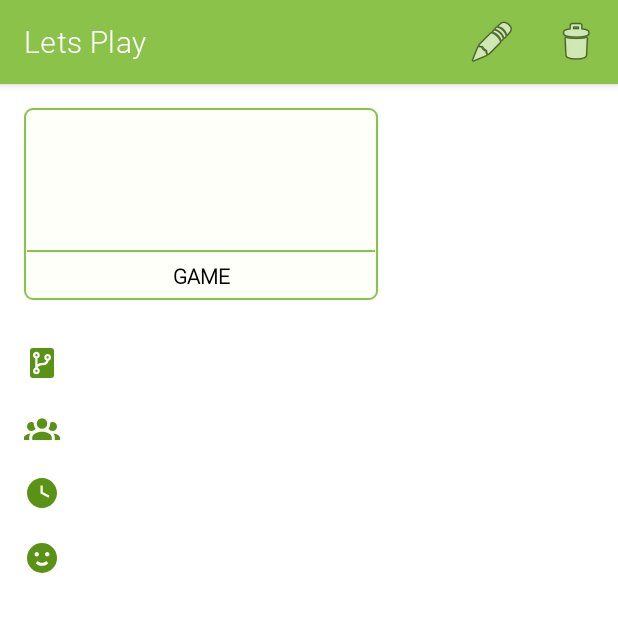
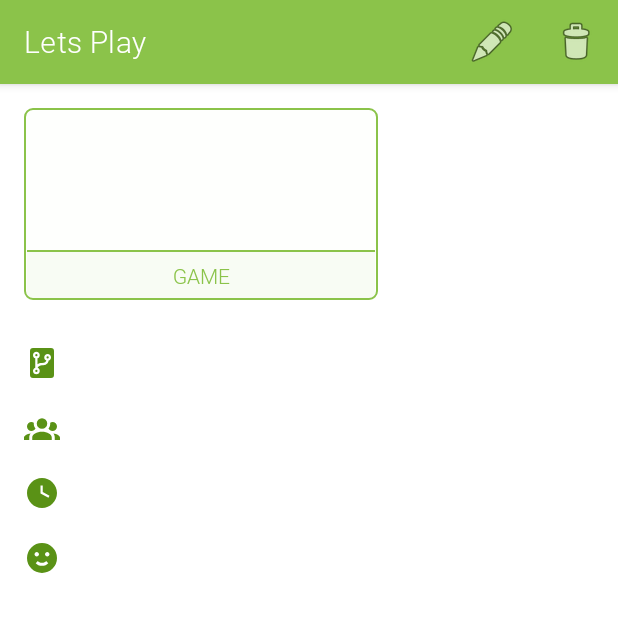
Before and after one commit to agatap2/Lets_Play, an Android app: the GameDetailsFragment screen opened through its navigation route, on a phone screen of 412 x 824 dp, the top half of it. Run offline under Robolectric (Android 15) with nearby library versions, the phone set to English and light mode, and no system bars; our stand-ins replace Dagger/Hilt's generated code, data binding; libraries missing offline, so code that uses them is left out: com.simplecityapps.recyclerview_fastscroll; pictures from the network do not load; Roboto replaces fonts that are not available here; 6 statements that could not run were skipped.

Commit message:
Warning before duplicating game name Coloring

```diff
--- a/app/src/main/java/com/akobusinska/letsplay/ui/gameDetails/GameDetailsFragment.kt
+++ b/app/src/main/java/com/akobusinska/letsplay/ui/gameDetails/GameDetailsFragment.kt
@@ -87,9 +87,8 @@ class GameDetailsFragment : Fragment() {
                     R.id.edit -> {
                         viewModel.navigateToGameEditionForm(game)
                     }
-                    R.id.revert -> {
+                    R.id.delete -> {
                         MaterialAlertDialogBuilder(requireContext())
-                            .setTitle(resources.getString(R.string.confirm_delete_title))
                             .setMessage(resources.getString(R.string.confirm_delete_message))
                             .setNegativeButton(resources.getString(R.string.no)) { dialog, _ ->
                                 dialog.cancel()
--- a/app/src/main/res/drawable/green_square.xml
+++ b/app/src/main/res/drawable/green_square.xml
@@ -10,5 +10,5 @@
         android:left="2dp"
         android:right="2dp"
         android:top="1dp" />
-    <solid android:color="@color/light_green" />
+    <solid android:color="@color/smallShade" />
 </shape>
--- a/app/src/main/res/layout/detail_list_item.xml
+++ b/app/src/main/res/layout/detail_list_item.xml
@@ -38,7 +38,7 @@
                 android:contentDescription="@string/game_cover"
                 app:imageUrl="@{game.thumbURL}"
                 app:layout_constraintEnd_toStartOf="@+id/name"
-                app:layout_constraintStart_toEndOf="@+id/revert"
+                app:layout_constraintStart_toEndOf="@+id/delete"
                 app:layout_constraintTop_toTopOf="parent"
                 tools:ignore="ImageContrastCheck"
                 tools:src="@drawable/ic_broken_image" />
@@ -119,7 +119,7 @@
                 tools:text="Minimalny wiek: 3" />
 
             <ImageView
-                android:id="@+id/revert"
+                android:id="@+id/delete"
                 android:layout_width="32dp"
                 android:layout_height="32dp"
                 android:layout_marginStart="8dp"
--- a/app/src/main/res/layout/fragment_edit_game_details.xml
+++ b/app/src/main/res/layout/fragment_edit_game_details.xml
@@ -65,7 +65,6 @@
                 android:id="@+id/title"
                 android:layout_width="match_parent"
                 android:layout_height="match_parent"
-                android:backgroundTint="@color/light_green"
                 android:backgroundTintMode="add"
                 android:gravity="start"
                 android:padding="8dp"
--- a/app/src/main/res/layout/fragment_game_details.xml
+++ b/app/src/main/res/layout/fragment_game_details.xml
@@ -57,11 +57,12 @@
                 android:id="@+id/game_type"
                 android:layout_width="0dp"
                 android:layout_height="wrap_content"
+                android:background="@color/shade"
                 android:gravity="center"
                 android:padding="6dp"
+                android:textColor="@color/primaryColor"
+                android:textSize="14sp"
                 app:gameType="@{game.gameType}"
-                android:textColor="@color/primaryTextColor"
-                android:textStyle="bold"
                 app:layout_constraintBottom_toBottomOf="parent"
                 app:layout_constraintEnd_toEndOf="parent"
                 app:layout_constraintStart_toStartOf="parent"
@@ -150,10 +151,10 @@
         <TextView
             android:id="@+id/min_age"
             style="@style/GameDetailsText"
-            app:minAge="@{game.minAge}"
             app:layout_constraintEnd_toEndOf="parent"
             app:layout_constraintStart_toEndOf="@id/min_age_icon"
-            app:layout_constraintTop_toBottomOf="@+id/playtime" />
+            app:layout_constraintTop_toBottomOf="@+id/playtime"
+            app:minAge="@{game.minAge}" />
 
         <ImageView
             android:id="@+id/recommended_for_more_icon"
--- a/app/src/main/res/layout/simple_list_item.xml
+++ b/app/src/main/res/layout/simple_list_item.xml
@@ -40,7 +40,7 @@
                 app:imageUrl="@{game.thumbURL}"
                 app:layout_constraintBottom_toBottomOf="parent"
                 app:layout_constraintEnd_toStartOf="@+id/name"
-                app:layout_constraintStart_toEndOf="@+id/revert"
+                app:layout_constraintStart_toEndOf="@+id/delete"
                 app:layout_constraintTop_toTopOf="parent"
                 tools:ignore="ImageContrastCheck"
                 tools:src="@drawable/ic_broken_image" />
@@ -65,7 +65,7 @@
                 tools:text="Na Skrzydłach" />
 
             <ImageView
-                android:id="@+id/revert"
+                android:id="@+id/delete"
                 android:layout_width="32dp"
                 android:layout_height="32dp"
                 android:layout_marginStart="8dp"
--- a/app/src/main/res/menu/details_menu.xml
+++ b/app/src/main/res/menu/details_menu.xml
@@ -11,7 +11,7 @@
         app:showAsAction="ifRoom" />
 
     <item
-        android:id="@+id/revert"
+        android:id="@+id/delete"
         android:enabled="true"
         android:icon="@android:drawable/ic_menu_delete"
         android:title="@string/remove"
--- a/app/src/main/res/values/colors.xml
+++ b/app/src/main/res/values/colors.xml
@@ -1,6 +1,8 @@
 <?xml version="1.0" encoding="utf-8"?>
 <resources>
     <color name="primaryColor">#8bc34a</color>
+    <color name="shade">#0D8bc34a</color>
+    <color name="smallShade">#038bc34a</color>
     <color name="primaryLightColor">#bef67a</color>
     <color name="primaryDarkColor">#5a9216</color>
     <color name="primaryTextColor">#000000</color>
--- a/app/src/main/res/values/strings.xml
+++ b/app/src/main/res/values/strings.xml
@@ -19,6 +19,7 @@
     <string name="parent_game">Parent game: %s</string>
     <string name="confirm_delete_title">Confirm delete...</string>
     <string name="confirm_delete_message">Are you sure you want to delete this game from your collection?</string>
+    <string name="confirm_adding_dublicate">You already own a game with the same name. Are you sure you want to use it?</string>
     <string name="select_random">Select random</string>
     <string name="selected_random_game">Your game for today!</string>
 
@@ -48,6 +49,7 @@
     <string name="yes">Yes</string>
     <string name="no">No</string>
     <string name="save">Save</string>
+    <string name="rename">Change name</string>
     <string name="select_game">Select game</string>
     <string name="skip">Skip</string>
     <string name="provide_cover_picture_url">Provide cover picture url</string>
```
Also changed, not shown: app/src/main/java/com/akobusinska/letsplay/ui/addGame/EditGameDetailsFragment.kt (+26 -6 lines), app/src/main/java/com/akobusinska/letsplay/ui/addGame/EditGameDetailsViewModel.kt (+8 -0 lines), 1 other file.
